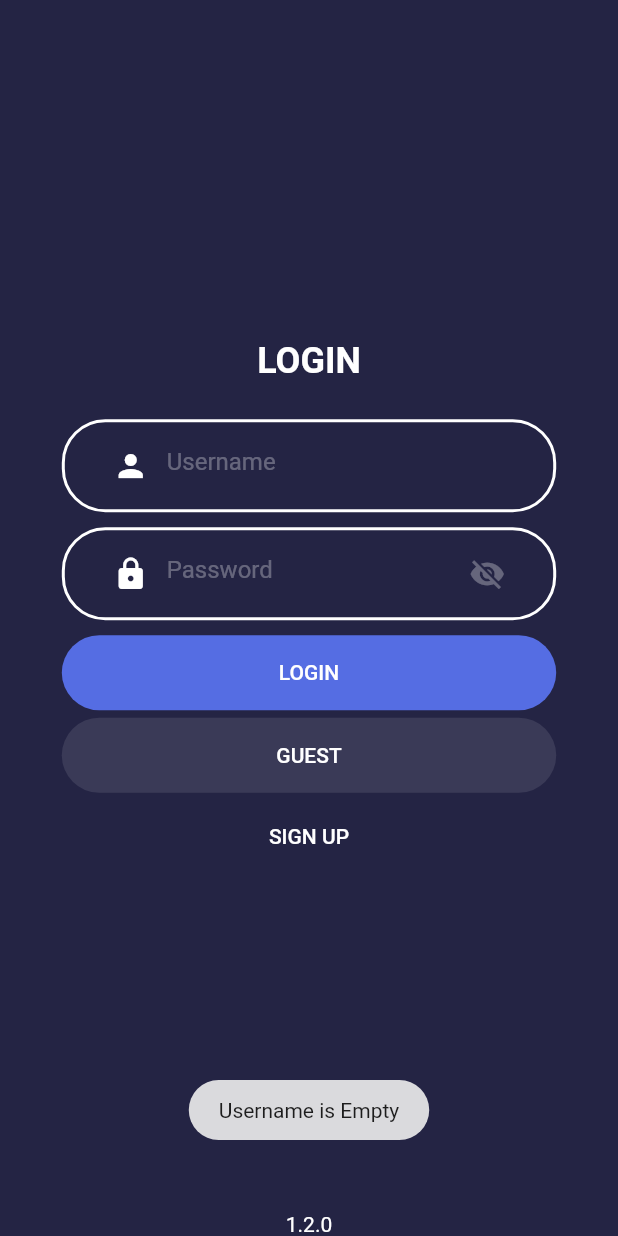
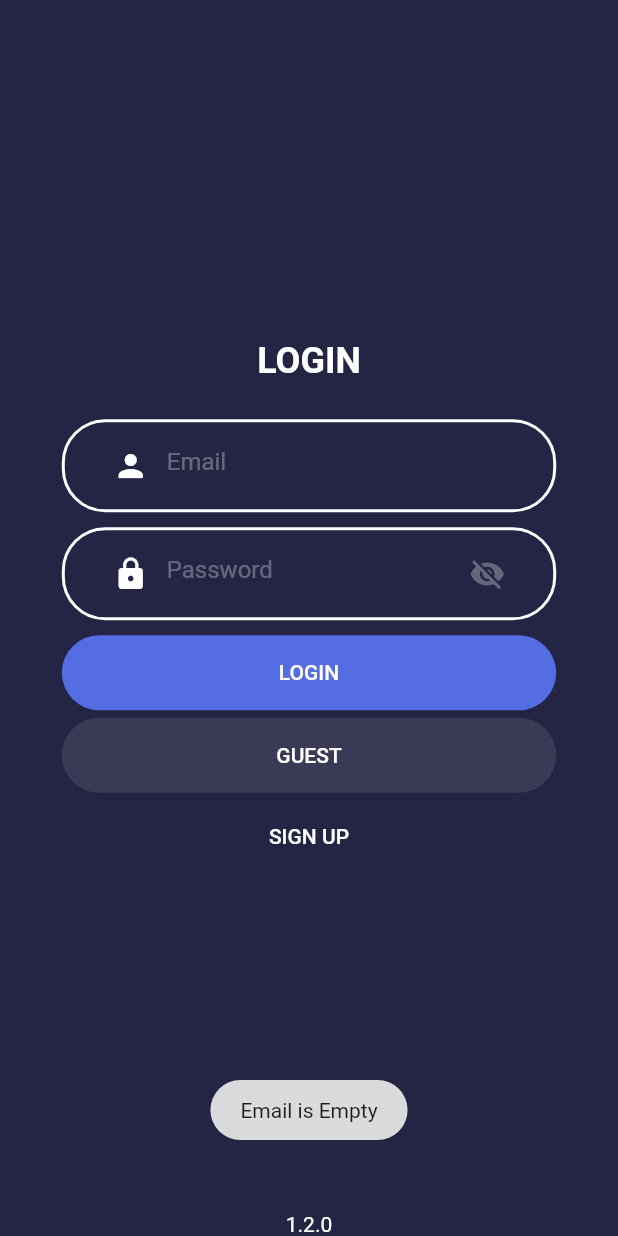
Before and after one commit to AwanArdana/movmov_by_4dev, a Flutter app: the screen it shows after launch, after a tap on "LOGIN", on a phone screen of 412 x 824 dp. Run offline on Flutter 3.47's test engine with Material 2 defaults, Android fonts, the phone set to English and light mode, and no system bars; our stand-ins replace flutter_secure_storage, flutter_svg, fluttertoast, google_mobile_ads, modal_progress_hud, package_info_plus and 3 more; missing offline and left inert: flutter_inappwebview; network calls fail.

Commit message:
Awan : - password crypto - perbaikan judul panjang

```diff
--- a/lib/Home/component/body.dart
+++ b/lib/Home/component/body.dart
@@ -58,7 +58,8 @@ class _Body extends State<Body>{
     // String queryRecomends = "SELECT * FROM movie";
     // String queryRecomends = "SELECT m.*, GROUP_CONCAT(g.gen_title) as all_genres FROM movie m NATURAL JOIN movie_genres mg NATURAL JOIN genres g GROUP BY m.mov_id";
     //SELECT m.*, COUNT(f.mov_id) AS totalF, COUNT(f.mov_id) + watch_time AS total FROM movie m, fav_perakun f WHERE m.mov_id = f.mov_id GROUP BY m.mov_id ORDER BY totalF desc, watch_time DESC LIMIT 5
-    String queryRecomends = "SELECT m.*, COUNT(f.mov_id) AS totalF FROM movie m, fav_perakun f WHERE m.mov_id = f.mov_id GROUP BY m.mov_id ORDER BY totalF desc, watch_time DESC";
+    // String queryRecomends = "SELECT m.*, COUNT(f.mov_id) AS totalF FROM movie m, fav_perakun f WHERE m.mov_id = f.mov_id GROUP BY m.mov_id ORDER BY totalF desc, watch_time DESC";
+    String queryRecomends = "SELECT m.*, GROUP_CONCAT(g.gen_title) as all_genres FROM movie m NATURAL JOIN movie_genres mg NATURAL JOIN genres g GROUP BY m.mov_id ORDER BY watch_time desc";
 
     final responseRecomends = await http.get(Uri.parse(webserviceGetData + queryRecomends));
 
--- a/lib/Login/comnponent/loginbody.dart
+++ b/lib/Login/comnponent/loginbody.dart
@@ -15,6 +15,7 @@ import 'package:movmov/fungsi_kirim_web_service.dart';
 import 'package:http/http.dart' as http;
 import 'package:shared_preferences/shared_preferences.dart';
 import 'package:package_info_plus/package_info_plus.dart';
+import 'package:crypto/crypto.dart';
 
 class LoginBody extends StatefulWidget{
   @override
@@ -26,6 +27,7 @@ class _LoginBody extends State<LoginBody>{
 
   final storage = new FlutterSecureStorage();
 
+  TextEditingController controllerEmail = new TextEditingController();
   TextEditingController controllerUsername = new TextEditingController();
   TextEditingController controllerPassword = new TextEditingController();
 
@@ -83,7 +85,9 @@ class _LoginBody extends State<LoginBody>{
 
   void ReadData() async{
     String username = await storage.read(key: "Username");
+    String email = await storage.read(key: "Email");
     String password = await storage.read(key: "Password");
+    // Fluttertoast.showToast(msg: username + email + password);
     // print("Username " + username);
     // print("Password " + password);
     if(username == "GUEST" && password == "GUEST"){
@@ -114,7 +118,7 @@ class _LoginBody extends State<LoginBody>{
       Navigator.push(context, MaterialPageRoute(
           builder: (context) => HomeScreen()
       ));
-    }else if(username.isNotEmpty && password.isNotEmpty){
+    }else if(email.isNotEmpty && username.isNotEmpty && password.isNotEmpty){
       showDialog(
         barrierDismissible: false,
         context: context,
@@ -139,7 +143,7 @@ class _LoginBody extends State<LoginBody>{
           );
         }
       );
-      DownloadData(username, password);
+      DownloadData(email, password);
       print("ada data" + " sekarang download data");
     }else{
       print("data kosong");
@@ -159,13 +163,14 @@ class _LoginBody extends State<LoginBody>{
   //   }
   // }
 
-  void DownloadData(String username,String password) async{
-    String query = "SELECT * FROM akun WHERE username ='"+username+"' and password = '"+password+"'";
+  void DownloadData(String email,String password) async{
+    String query = "SELECT * FROM akun WHERE email ='"+email+"' and password = '"+password+"'";
     final response = await http.get(Uri.parse(webserviceGetData + query));
     List list = json.decode(response.body);
     if(list.isNotEmpty){
       Holder.JenisAkun = list[0]["kodeJenisAkun"];
       Holder.namaAkun = list[0]["username"];
+      Holder.email = list[0]["email"];
       Holder.id_akun = list[0]["id_akun"];
       Holder.kodeProfileTemplate = list[0]["kodeProfileTemplate"];
 
@@ -175,7 +180,7 @@ class _LoginBody extends State<LoginBody>{
     }else{
       Navigator.of(context).pop();
       Fluttertoast.showToast(
-        msg: "Username or Password Changes",
+        msg: "Email or Password Changes",
         toastLength: Toast.LENGTH_SHORT,
       );
     }
@@ -201,7 +206,7 @@ class _LoginBody extends State<LoginBody>{
           ),
 
           Container(
-            //username edittext
+            //email edittext
             // margin: EdgeInsets.only(top: 10),
             margin: EdgeInsets.symmetric(horizontal: size.width * 0.1, vertical: 5),
             padding: EdgeInsets.symmetric(horizontal: 20.0, vertical: 5),
@@ -215,12 +220,12 @@ class _LoginBody extends State<LoginBody>{
                 )
             ),
             child: TextFormField(
-              controller: controllerUsername,
+              controller: controllerEmail,
               keyboardType: TextInputType.emailAddress,
               textInputAction: TextInputAction.next,
               cursorColor: Colors.white,
               decoration: InputDecoration(
-                hintText: "Username",
+                hintText: "Email",
                 hintStyle: TextStyle(color: Colors.white.withOpacity(0.3)),
                 prefixIcon: Padding(
                   padding: const EdgeInsets.all(0),
@@ -299,12 +304,16 @@ class _LoginBody extends State<LoginBody>{
                   // ),
                   // color: kSecondaryColor,
                   onPressed: () async {
-                    if(controllerUsername.text != ""){
+                    if(controllerEmail.text != ""){
                       if(controllerPassword.text != ""){
                         setState(() {
                           saving = true;
                         });
-                        String query = "SELECT * FROM akun where username ='"+controllerUsername.text+"' and password = '"+controllerPassword.text+"'";
+                        // String generateMd5(){
+                        //   return md5.convert(utf8.encode(controllerPassword.text)).toString();
+                        // }
+                        // print("" + generateMd5());
+                        String query = "SELECT * FROM akun where email ='"+controllerEmail.text+"' and password = '"+Holder.generateMd5(controllerPassword.text)+"'";
                         final client = new HttpClient();
                         client.connectionTimeout = const Duration(seconds: 10);
                         // final request = await client.get(host, port, path)
@@ -330,11 +339,13 @@ class _LoginBody extends State<LoginBody>{
                             // prefs?.setBool("isLoggedIn", true);
 
                             //Secure Storage
-                            await storage.write(key: "Username", value: controllerUsername.text);
-                            await storage.write(key: "Password", value: controllerPassword.text);
+                            await storage.write(key: "Username", value: list[0]['username']);
+                            await storage.write(key: "Email", value: controllerEmail.text);
+                            await storage.write(key: "Password", value: Holder.generateMd5(controllerPassword.text));
 
                             Holder.JenisAkun = list[0]["kodeJenisAkun"];
                             Holder.namaAkun = list[0]["username"];
+                            Holder.email = list[0]["email"];
                             Holder.id_akun = list[0]["id_akun"];
                             Holder.kodeProfileTemplate = list[0]["kodeProfileTemplate"];
                             new Future.delayed(new Duration(seconds: 1), (){
@@ -351,13 +362,9 @@ class _LoginBody extends State<LoginBody>{
 
                           }else{
                             Fluttertoast.showToast(
-                              msg: "Username or Password not Correct",
+                              msg: "Email or Password not Correct",
                               toastLength: Toast.LENGTH_SHORT,
                             );
-
-                            // Scaffold.of(context).showSnackBar(new SnackBar(
-                            //   content: new Text("Username or Password not Correct"),
-                            // ));
                             setState(() {
                               saving = false;
                             });
@@ -376,12 +383,9 @@ class _LoginBody extends State<LoginBody>{
                       }
                     }else{
                       Fluttertoast.showToast(
-                        msg: "Username is Empty",
+                        msg: "Email is Empty",
                         toastLength: Toast.LENGTH_SHORT,
                       );
-                      // Scaffold.of(context).showSnackBar(new SnackBar(
-                      //   content: new Text("Username is Empty"),
-                      // ));
                     }
                   },
 
@@ -415,11 +419,13 @@ class _LoginBody extends State<LoginBody>{
 
                   ),
                   onPressed: () async {
+                    await storage.write(key: "Email", value: "GUEST");
                     await storage.write(key: "Username", value: "GUEST");
                     await storage.write(key: "Password", value: "GUEST");
 
                     Holder.JenisAkun = "2";
                     Holder.namaAkun = "GUEST";
+                    Holder.email = "GUEST";
                     Holder.id_akun = "0";
                     Holder.kodeProfileTemplate = "0";
                     Navigator.push(
--- a/lib/constants.dart
+++ b/lib/constants.dart
@@ -1,4 +1,7 @@
+import 'dart:convert';
+
 import 'package:flutter/material.dart';
+import 'package:crypto/crypto.dart';
 
 // const kPrimaryColor = Color(0xFF002B86);
 // const kTextColor = Color(0xFFFFFFFF);
@@ -23,9 +26,13 @@ const List<String> listTanggal = ['2010','2011','2012','2013','2014','2015','201
 class Holder{
   static String JenisAkun = ""; // 0 Admin , 1 Free registred, 2 Guest
   static String namaAkun = "";
+  static String email = "";
   static String id_akun = "";
   static String kodeProfileTemplate = "";
   static String versiapk = "";
 
+  static String generateMd5(String kata){
+    return md5.convert(utf8.encode(kata)).toString();
+  }
   // static List listGenres = [];
 }
```
Also changed, not shown: lib/Akun/AkunScreen.dart (+9 -5 lines), lib/Home/component/newupdate.dart (+30 -13 lines), lib/Home/component/recomends.dart (+30 -13 lines), lib/Login/comnponent/signupbody.dart (+71 -12 lines), pubspec.lock.
